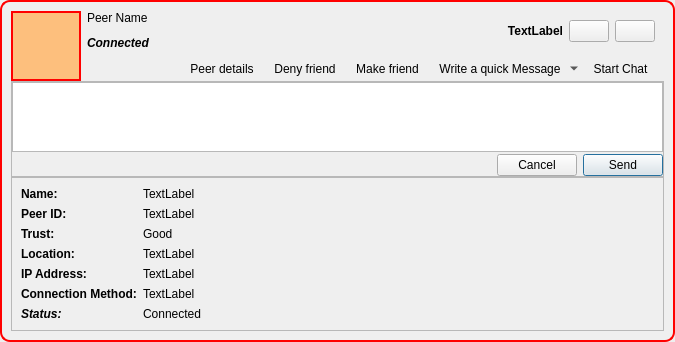
Qt form retroshare-gui/src/gui/feeds/SecurityItem.ui (RetroShare/RetroShare) before a commit.
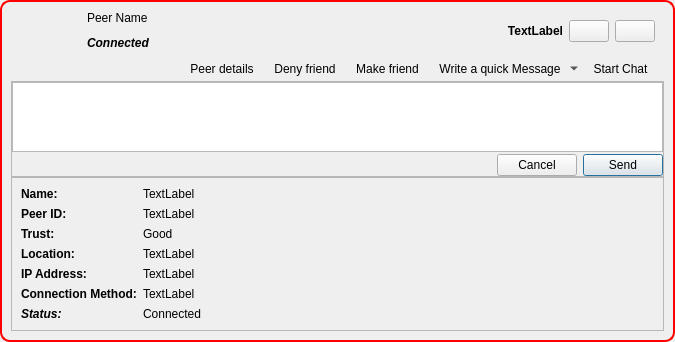
The same form after that commit. Icons and pictures are not drawn. Custom widgets are drawn as their Qt base class.

Commit message: changed Avatar icons for SecurityItem

What changed in the file:
```diff
--- a/retroshare-gui/src/gui/feeds/SecurityItem.ui
+++ b/retroshare-gui/src/gui/feeds/SecurityItem.ui
@@ -7,7 +7,7 @@
     <x>0</x>
     <y>0</y>
     <width>675</width>
-    <height>332</height>
+    <height>338</height>
    </rect>
   </property>
   <layout class="QGridLayout">
@@ -74,9 +74,7 @@
             </size>
            </property>
            <property name="styleSheet">
-            <string notr="true">QWidget#avatar{border: 2px solid red;
-         background-color: #FDBF7D;
-}</string>
+            <string notr="true"/>
            </property>
           </widget>
          </item>
```
The commit also changes 4 other files.
